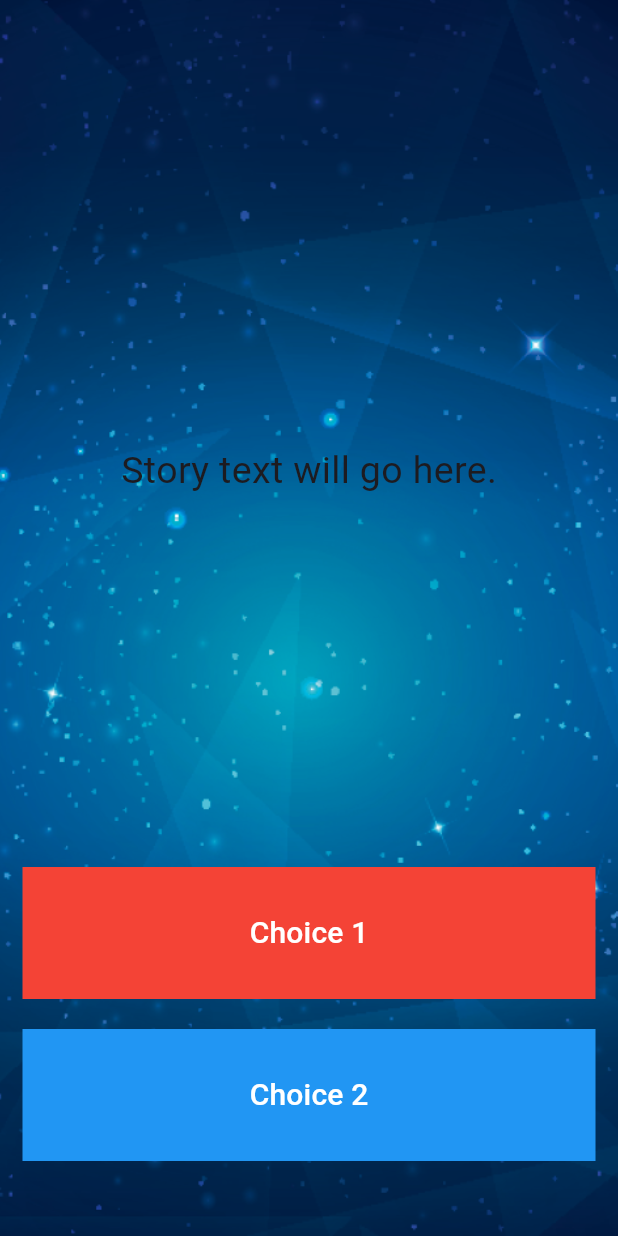
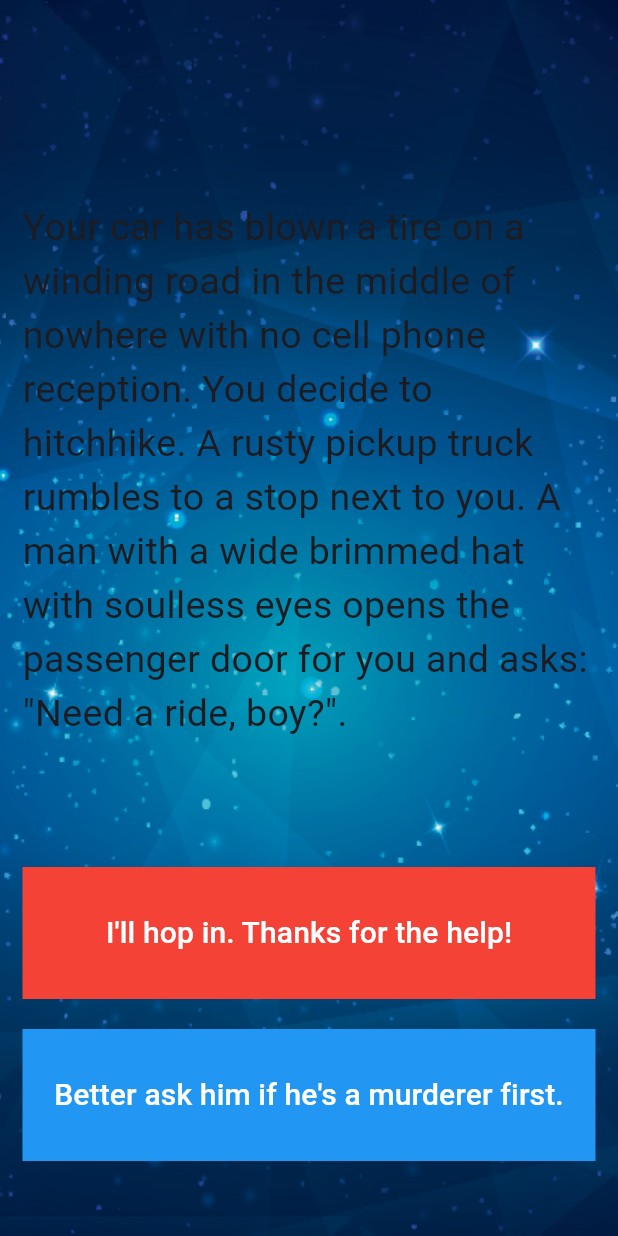
Before and after one commit to mohbscode/destini-flutter, a Flutter app: the screen it shows after launch, on a phone screen of 412 x 824 dp. Run offline on Flutter 3.47's test engine with Material 3 defaults, Android fonts, the phone set to English and light mode, and no system bars.

```diff
--- a/lib/main.dart
+++ b/lib/main.dart
@@ -1,3 +1,4 @@
+import 'package:destini/story_brain.dart';
 import 'package:flutter/material.dart';
 
 //TODO: Step 15 - Run the app and see if you can see the screen update with the first story. Delete this TODO if it looks as you expected.
@@ -16,6 +17,7 @@ class Destini extends StatelessWidget {
 }
 
 //TODO: Step 9 - Create a new storyBrain object from the StoryBrain class.
+StoryBrain storyBrain = StoryBrain();
 
 class StoryPage extends StatefulWidget {
   const StoryPage({super.key});
@@ -42,13 +44,13 @@ class _StoryPageState extends State<StoryPage> {
           child: Column(
             crossAxisAlignment: CrossAxisAlignment.stretch,
             children: <Widget>[
-              const Expanded(
+              Expanded(
                 flex: 12,
                 child: Center(
                   child: Text(
                     //TODO: Step 10 - use the storyBrain to get the first story title and display it in this Text Widget.
-                    'Story text will go here.',
-                    style: TextStyle(
+                    storyBrain.getStory(),
+                    style: const TextStyle(
                       fontSize: 25.0,
                     ),
                   ),
@@ -69,9 +71,9 @@ class _StoryPageState extends State<StoryPage> {
                       ),
                     ),
                   ),
-                  child: const Text(
+                  child: Text(
                     //TODO: Step 13 - Use the storyBrain to get the text for choice 1.
-                    'Choice 1',
+                    storyBrain.getChoice1(),
                     style: TextStyle(
                       fontSize: 20.0,
                       color: Colors.white,
@@ -99,9 +101,9 @@ class _StoryPageState extends State<StoryPage> {
                       ),
                     ),
                   ),
-                  child: const Text(
+                  child: Text(
                     //TODO: Step 14 - Use the storyBrain to get the text for choice 2.
-                    'Choice 2',
+                    storyBrain.getChoice2(),
                     style: TextStyle(
                       fontSize: 20.0,
                       color: Colors.white,
--- a/lib/story_brain.dart
+++ b/lib/story_brain.dart
@@ -36,16 +36,23 @@ class StoryBrain {
         choice1: 'Restart',
         choice2: '')
   ];
-}
 
 //TODO: Step 23 - Use the storyNumber property inside getStory(), getChoice1() and getChoice2() so that it gets the updated story and choices rather than always just the first (0th) one.
 
 //TODO: Step 8 - Create a method called getStory() that returns the first storyTitle from _storyData.
+  String getStory() {
+    return _storyData[0].storyTitle;
+  }
 
 //TODO: Step 11 - Create a method called getChoice1() that returns the text for the first choice1 from _storyData.
+  String getChoice1() {
+    return _storyData[0].choice1;
+  }
 
 //TODO: Step 12 - Create a method called getChoice2() that returns the text for the first choice2 from _storyData.
-
+  String getChoice2() {
+    return _storyData[0].choice2;
+  }
 //TODO: Step 25 - Change the storyNumber property into a private property so that only story_brain.dart has access to it. You can do this by right clicking on the name (storyNumber) and selecting Refactor -> Rename to make the change across all the places where it's used.
 
 //TODO: Step 16 - Create a property called storyNumber which starts with a value of 0. This will be used to track which story the user is currently viewing.
@@ -59,3 +66,4 @@ class StoryBrain {
 //TODO: Step 22 - In nextStory() if the storyNumber is equal to 3 or 4 or 5, that means it's the end of the game and it should call a method called restart() that resets the storyNumber to 0.
 
 //TODO: Step 27 - Create a method called buttonShouldBeVisible() which checks to see if storyNumber is 0 or 1 or 2 (when both buttons should show choices) and return true if that is the case, else it should return false.
+}
```
